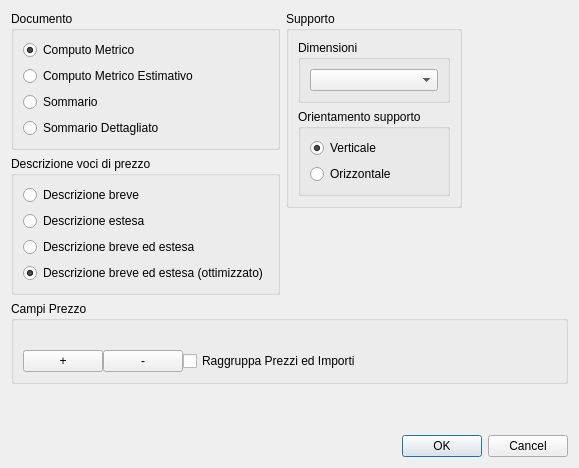
This is qcostgui/accountingprintergui.ui in mickele77/qcost as Qt 5 draws it before an edit. The edited form follows.
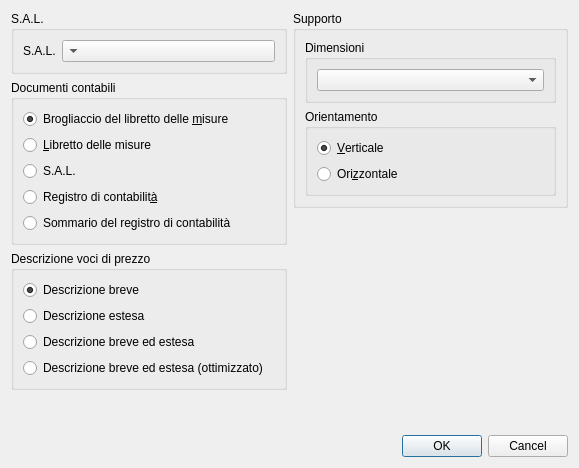
This is the edited form.

Diff of the .ui file:
```diff
--- a/qcostgui/accountingprintergui.ui
+++ b/qcostgui/accountingprintergui.ui
@@ -19,23 +19,52 @@
      <item>
       <widget class="QGroupBox" name="groupBox_2">
        <property name="title">
-        <string>Documento</string>
+        <string>S.A.L.</string>
+       </property>
+       <layout class="QGridLayout" name="gridLayout_6">
+        <item row="0" column="1">
+         <widget class="QComboBox" name="billToPrintComboBox">
+          <property name="layoutDirection">
+           <enum>Qt::RightToLeft</enum>
+          </property>
+         </widget>
+        </item>
+        <item row="0" column="0">
+         <widget class="QLabel" name="billToPrintLabel">
+          <property name="sizePolicy">
+           <sizepolicy hsizetype="Maximum" vsizetype="Preferred">
+            <horstretch>0</horstretch>
+            <verstretch>0</verstretch>
+           </sizepolicy>
+          </property>
+          <property name="text">
+           <string>S.A.L.</string>
+          </property>
+         </widget>
+        </item>
+       </layout>
+      </widget>
+     </item>
+     <item>
+      <widget class="QGroupBox" name="printDocGroupBox">
+       <property name="title">
+        <string>Documenti contabili</string>
        </property>
        <layout class="QGridLayout" name="gridLayout_3">
+        <item row="5" column="0">
+         <widget class="QRadioButton" name="printAccountingSummaryButton">
+          <property name="text">
+           <string>Sommario del registro di contabilità</string>
+          </property>
+          <property name="checked">
+           <bool>false</bool>
+          </property>
+         </widget>
+        </item>
         <item row="3" column="0">
          <widget class="QRadioButton" name="printSummaryWithDetailsRadioButton">
           <property name="text">
-           <string>Sommario Dettagliato</string>
-          </property>
-          <property name="checked">
-           <bool>false</bool>
-          </property>
-         </widget>
-        </item>
-        <item row="2" column="0">
-         <widget class="QRadioButton" name="printSummaryRadioButton">
-          <property name="text">
-           <string>Sommario</string>
+           <string>Registro di contabilit&amp;à</string>
           </property>
           <property name="checked">
            <bool>false</bool>
@@ -45,7 +74,7 @@
         <item row="1" column="0">
          <widget class="QRadioButton" name="printBillRadioButton">
           <property name="text">
-           <string>Computo Metrico Estimativo</string>
+           <string>&amp;Libretto delle misure</string>
           </property>
           <property name="checked">
            <bool>false</bool>
@@ -55,13 +84,23 @@
         <item row="0" column="0">
          <widget class="QRadioButton" name="printEmptyBillRadioButton">
           <property name="text">
-           <string>Computo Metrico</string>
+           <string>Brogliaccio del libretto delle &amp;misure</string>
           </property>
           <property name="checked">
            <bool>true</bool>
           </property>
          </widget>
         </item>
+        <item row="2" column="0">
+         <widget class="QRadioButton" name="printPaymentButton">
+          <property name="text">
+           <string>S.A.L.</string>
+          </property>
+          <property name="checked">
+           <bool>false</bool>
+          </property>
+         </widget>
+        </item>
        </layout>
       </widget>
      </item>
@@ -76,6 +115,9 @@
           <property name="text">
            <string>Descrizione breve</string>
           </property>
+          <property name="checked">
+           <bool>true</bool>
+          </property>
          </widget>
         </item>
         <item row="1" column="0">
@@ -98,7 +140,7 @@
            <string>Descrizione breve ed estesa (ottimizzato)</string>
           </property>
           <property name="checked">
-           <bool>true</bool>
+           <bool>false</bool>
           </property>
          </widget>
         </item>
@@ -130,13 +172,13 @@
         <item row="1" column="0">
          <widget class="QGroupBox" name="paperOrientationGroupBox">
           <property name="title">
-           <string>Orientamento supporto</string>
+           <string>Orientamento</string>
           </property>
           <layout class="QGridLayout" name="gridLayout_4">
            <item row="1" column="0">
             <widget class="QRadioButton" name="paperHorizzontalRadioButton">
              <property name="text">
-              <string>Orizzontale</string>
+              <string>Ori&amp;zzontale</string>
              </property>
              <property name="checked">
               <bool>false</bool>
@@ -146,7 +188,7 @@
            <item row="0" column="0">
             <widget class="QRadioButton" name="paperVerticalRadioButton">
              <property name="text">
-              <string>Verticale</string>
+              <string>&amp;Verticale</string>
              </property>
              <property name="checked">
               <bool>true</bool>
@@ -174,90 +216,17 @@
      </item>
     </layout>
    </item>
-   <item row="0" column="2">
-    <spacer name="horizontalSpacer">
+   <item row="2" column="0" colspan="2">
+    <widget class="QDialogButtonBox" name="buttonBox">
      <property name="orientation">
       <enum>Qt::Horizontal</enum>
      </property>
-     <property name="sizeHint" stdset="0">
-      <size>
-       <width>370</width>
-       <height>20</height>
-      </size>
+     <property name="standardButtons">
+      <set>QDialogButtonBox::Cancel|QDialogButtonBox::Ok</set>
      </property>
-    </spacer>
-   </item>
-   <item row="1" column="0" colspan="3">
-    <widget class="QGroupBox" name="priceFieldsGroupBox">
-     <property name="title">
-      <string>Campi Prezzo</string>
-     </property>
-     <layout class="QGridLayout" name="priceFieldsGroupBoxLayout">
-      <property name="spacing">
-       <number>0</number>
-      </property>
-      <item row="2" column="0">
-       <layout class="QHBoxLayout" name="priceFieldComboBoxLayout">
-        <item>
-         <layout class="QHBoxLayout" name="horizontalLayout"/>
-        </item>
-        <item>
-         <spacer name="horizontalSpacer_3">
-          <property name="orientation">
-           <enum>Qt::Horizontal</enum>
-          </property>
-          <property name="sizeHint" stdset="0">
-           <size>
-            <width>40</width>
-            <height>20</height>
-           </size>
-          </property>
-         </spacer>
-        </item>
-       </layout>
-      </item>
-      <item row="4" column="0">
-       <layout class="QGridLayout" name="priceFieldPushButtonLayout">
-        <item row="0" column="0">
-         <widget class="QPushButton" name="insertPriceFieldPushButton">
-          <property name="text">
-           <string>+</string>
-          </property>
-         </widget>
-        </item>
-        <item row="0" column="3">
-         <spacer name="piceFieldPushButtonSpacer">
-          <property name="orientation">
-           <enum>Qt::Horizontal</enum>
-          </property>
-          <property name="sizeHint" stdset="0">
-           <size>
-            <width>40</width>
-            <height>20</height>
-           </size>
-          </property>
-         </spacer>
-        </item>
-        <item row="0" column="1">
-         <widget class="QPushButton" name="removePriceFieldPushButton">
-          <property name="text">
-           <string>-</string>
-          </property>
-         </widget>
-        </item>
-        <item row="0" column="2">
-         <widget class="QCheckBox" name="groupPriceAmountCheckBox">
-          <property name="text">
-           <string>Raggruppa Prezzi ed Importi</string>
-          </property>
-         </widget>
-        </item>
-       </layout>
-      </item>
-     </layout>
     </widget>
    </item>
-   <item row="2" column="0">
+   <item row="1" column="0" colspan="2">
     <spacer name="verticalSpacer">
      <property name="orientation">
       <enum>Qt::Vertical</enum>
@@ -270,16 +239,6 @@
      </property>
     </spacer>
    </item>
-   <item row="3" column="1" colspan="2">
-    <widget class="QDialogButtonBox" name="buttonBox">
-     <property name="orientation">
-      <enum>Qt::Horizontal</enum>
-     </property>
-     <property name="standardButtons">
-      <set>QDialogButtonBox::Cancel|QDialogButtonBox::Ok</set>
-     </property>
-    </widget>
-   </item>
   </layout>
  </widget>
  <resources/>
```
Left out of the diff: 29 changed lines with no effect on the pictures.
